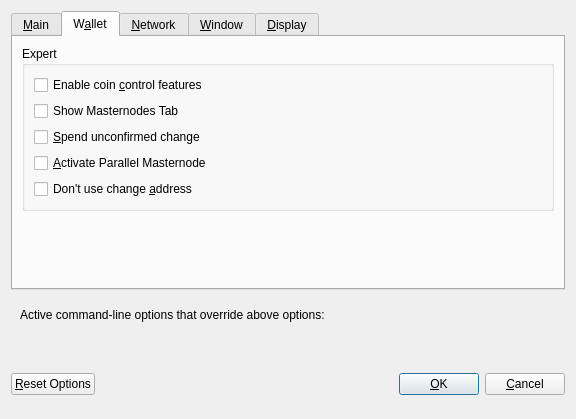
Qt form src/qt/forms/optionsdialog.ui (LUX-Core/lux) before a commit.
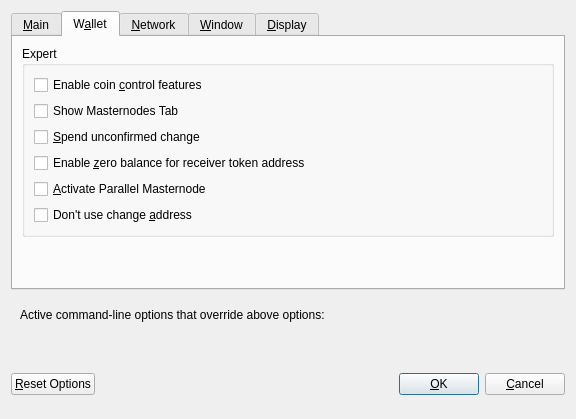
The same form after that commit. Custom widgets are drawn as their Qt base class.

Commit message: Enable receiver balance address token

```diff
--- a/src/qt/forms/optionsdialog.ui
+++ b/src/qt/forms/optionsdialog.ui
@@ -262,6 +262,13 @@
             </property>
            </widget>
           </item>
+           <item>
+            <widget class="QCheckBox" name="zeroBalanceAddressToken">
+             <property name="text">
+              <string>Enable &amp;zero balance for receiver token address</string>
+             </property>
+            </widget>
+           </item>
           <item>
            <widget class="QCheckBox" name="parallelMasterNode">
             <property name="toolTip">
```
The commit also changes 8 other files.
